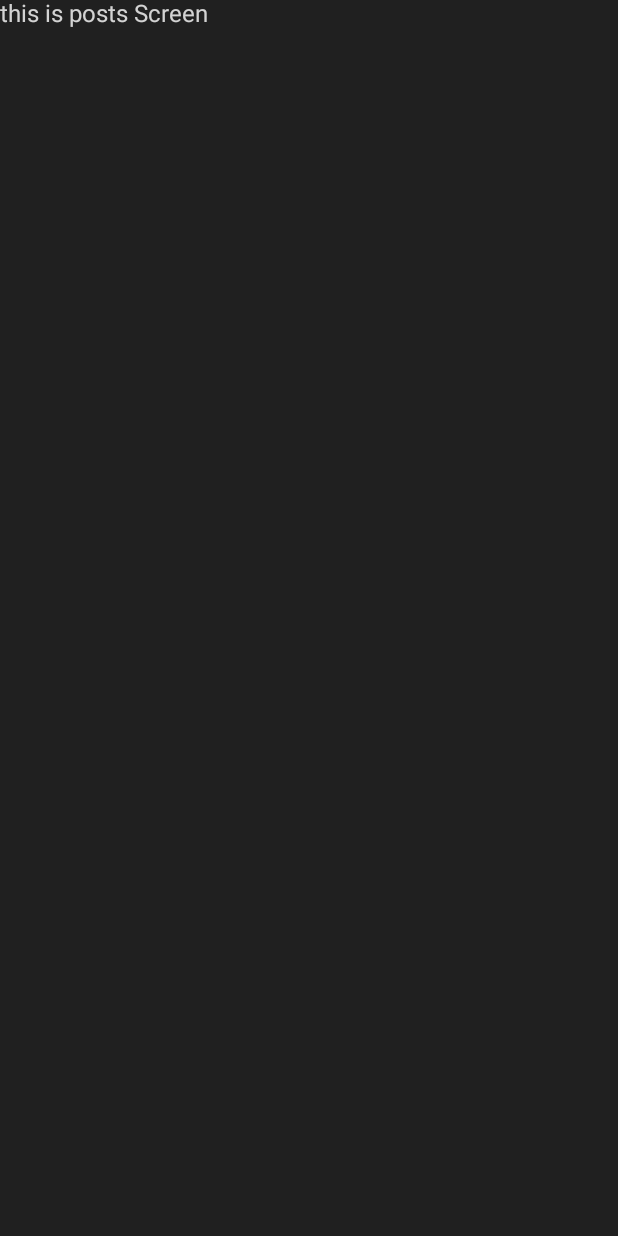
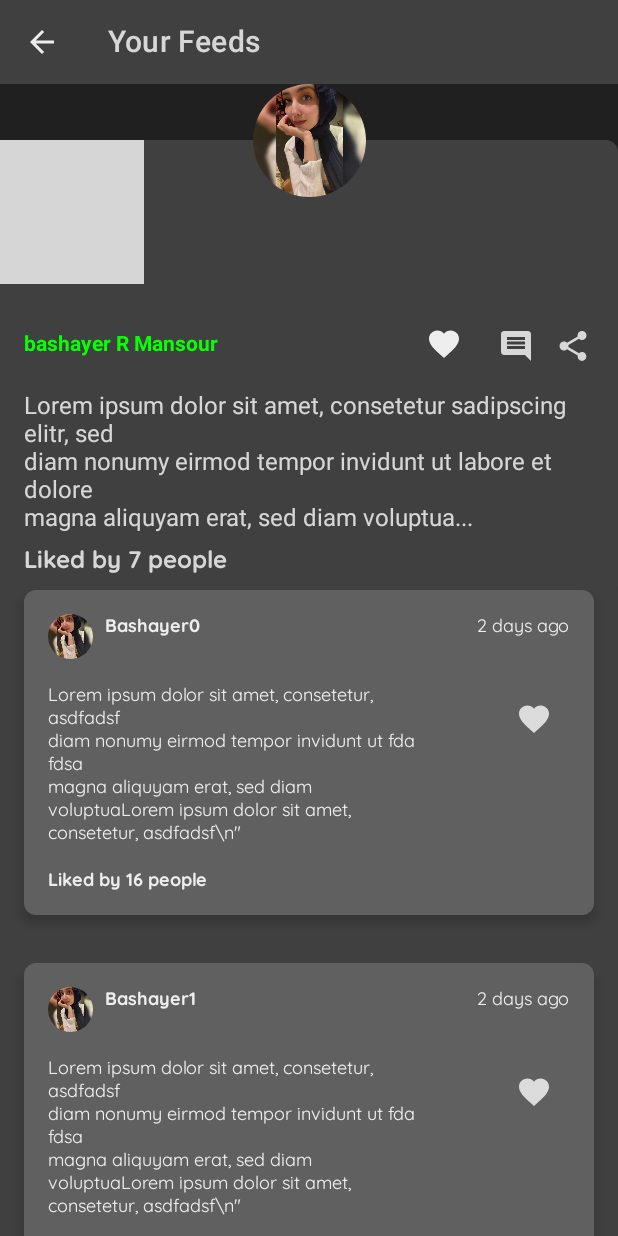
Before and after one commit to bashayerreda/SocialMediaApp, an Android app built with Jetpack Compose: the PostDetailsScreen screen opened through its navigation route, on a phone screen of 412 x 824 dp. Before the commit the screen is almost empty. Run offline under Robolectric (Android 15) with nearby library versions, the phone set to English and light mode, and no system bars; our stand-ins replace Dagger/Hilt's generated code, accompanist; grey boxes are pictures that could not be loaded.

Commit message:
finish post details design

```diff
--- a/app/src/main/java/com/example/socialmedia/MainActivity.kt
+++ b/app/src/main/java/com/example/socialmedia/MainActivity.kt
@@ -45,7 +45,7 @@ class MainActivity : ComponentActivity() {
                             Screens.ProfileScreen.route,
                         ),
                         modifier = Modifier.fillMaxSize(), content = {}, floatingOnClick = {
-                            navController.navigate(Screens.PostDetailsScreen.route)
+                            navController.navigate(Screens.CreatePostScreen.route)
                         })
                    navigation(navController = navController)
                     }
--- /dev/null
+++ b/app/src/main/java/com/example/socialmedia/domain/models/Comments.kt
@@ -0,0 +1,14 @@
+package com.example.socialmedia.domain.models
+
+import java.util.*
+
+data class Comments(val commentId : Int? = -1,
+                    val profileImage : String? = "",
+                    val userName : String? =  "",
+                    val timestamp: Long = System.currentTimeMillis(),
+                    var likesCount : Int = 16,
+                    val isLiked : Boolean = false,
+                    val comment : String? = "",
+
+
+                    )
--- /dev/null
+++ b/app/src/main/java/com/example/socialmedia/presentation/ui/postdetailsscreen/PostDetailsScreen.kt
@@ -0,0 +1,25 @@
+package com.example.socialmedia.presentation.ui.postdetailsscreen
+
+import androidx.compose.foundation.layout.Column
+import androidx.compose.foundation.layout.fillMaxSize
+import androidx.compose.material.Text
+import androidx.compose.runtime.Composable
+import androidx.compose.ui.Modifier
+import androidx.navigation.NavController
+import com.example.socialmedia.domain.models.Comments
+import com.example.socialmedia.domain.models.Post
+import com.example.socialmedia.presentation.util.sharedcomposables.StandardToolBar
+
+@Composable
+fun PostDetailsScreen(post: Post,navController: NavController) {
+    Column(modifier = Modifier.fillMaxSize()) {
+        StandardToolBar(
+            navController = navController, modifier = Modifier,
+            title = { Text(text = "Your Feeds") },
+            showBackArrow = true
+        )
+        detailsPosts(post = post)
+
+
+    }
+}
--- /dev/null
+++ b/app/src/main/java/com/example/socialmedia/presentation/ui/postdetailsscreen/detailsPosts.kt
@@ -0,0 +1,224 @@
+package com.example.socialmedia.presentation.ui.postdetailsscreen
+
+import android.graphics.Paint
+import androidx.compose.foundation.Image
+import androidx.compose.foundation.background
+import androidx.compose.foundation.clickable
+import androidx.compose.foundation.layout.*
+import androidx.compose.foundation.lazy.LazyColumn
+import androidx.compose.foundation.lazy.items
+import androidx.compose.foundation.shape.CircleShape
+import androidx.compose.material.*
+import androidx.compose.material.icons.Icons
+import androidx.compose.material.icons.filled.Favorite
+import androidx.compose.runtime.Composable
+import androidx.compose.ui.Alignment
+import androidx.compose.ui.Modifier
+import androidx.compose.ui.draw.clip
+import androidx.compose.ui.draw.shadow
+import androidx.compose.ui.graphics.vector.ImageVector
+import androidx.compose.ui.platform.LocalContext
+import androidx.compose.ui.res.painterResource
+import androidx.compose.ui.res.stringResource
+import androidx.compose.ui.text.SpanStyle
+import androidx.compose.ui.text.buildAnnotatedString
+import androidx.compose.ui.text.font.FontWeight
+import androidx.compose.ui.text.style.TextOverflow
+import androidx.compose.ui.text.withStyle
+import androidx.compose.ui.unit.dp
+import androidx.compose.ui.unit.sp
+import com.example.socialmedia.R
+import com.example.socialmedia.domain.models.Comments
+import com.example.socialmedia.domain.models.Post
+import com.example.socialmedia.presentation.ui.theme.*
+import com.example.socialmedia.presentation.util.Constants
+import com.example.socialmedia.presentation.util.sharedcomposables.ActionRow
+
+@Composable
+fun detailsPosts(
+    post: Post,
+    modifier: Modifier = Modifier,
+    showProfileImage: Boolean = true,
+    onPostsClicked :() -> Unit = {}
+) {
+    LazyColumn(modifier = Modifier
+        .fillMaxSize()
+        .background(MaterialTheme.colors.surface)) {
+        item {
+            //first column only for change background color because of its similar as toolbar color
+             Column(modifier = Modifier
+                 .fillMaxWidth()
+                 .background(MaterialTheme.colors.background)) {
+
+                 Box(
+                     modifier = modifier
+                         .fillMaxSize()
+
+
+                 ) {
+                     Column(
+                         modifier = Modifier
+                             .fillMaxSize()
+                             .offset(
+                                 y = if (showProfileImage) {
+                                     ProfilePictureSizeMedium / 2f
+                                 } else 0.dp
+                             )
+                             .clip(MaterialTheme.shapes.medium)
+                             .shadow(5.dp)
+                             .background(MediumGray)
+                             .clickable {
+                                 onPostsClicked()
+                             }
+
+                     ) {
+                         Image(
+                             painterResource(id = R.drawable.kermit),
+                             contentDescription = Constants.POSTS_COVER_PHOTO,
+
+                             )
+                         Column(
+                             modifier = Modifier
+                                 .fillMaxWidth()
+                                 .padding(mediumSpace)
+                         ) {
+                             if (post.userName != null) {
+                                 ActionRow(username = post.userName,
+                                     modifier = Modifier.fillMaxWidth(),
+                                     likeButtonClicked = {
+
+                                     },
+                                     commentClicked = {
+
+                                     },
+                                     shareClicked = {
+
+                                     },
+                                     onUsernameClick = { userName ->
+
+                                     })
+                             }
+                             Spacer(modifier = Modifier.height(smallSpace))
+                             post.description?.let {
+                                 Text(
+                                     text = it
+                                 )
+                             }
+                             Spacer(modifier = Modifier.height(smallSpace))
+                             Row(
+                                 modifier = Modifier.fillMaxWidth(),
+                                 horizontalArrangement = Arrangement.SpaceBetween
+                             ) {
+                                 Text(
+                                     text = stringResource(
+                                         id = R.string.likedbyxpeople,
+                                         post.likesCount!!
+                                     ),
+                                     fontWeight = FontWeight.Bold,
+                                     fontSize = 16.sp,
+                                     style = MaterialTheme.typography.h2
+                                 )
+
+
+                             }
+                         }
+                     }
+
+
+                     Image(
+                         painterResource(id = R.drawable.bashayer),
+                         contentDescription = Constants.PROFILE_PIC_FOR_POSTS,
+                         modifier = Modifier
+                             .size(ProfilePictureSizeMedium)
+                             .clip(CircleShape)
+                             .align(alignment = Alignment.TopCenter)
+
+                     )
+                 }
+             }
+            Spacer(modifier = Modifier.height(mediumSpace))
+        }
+
+        items(20) {
+            CommentsCard(
+                comments = Comments(
+
+                    userName = "Bashayer$it",
+                    comment = "Lorem ipsum dolor sit amet, consetetur, asdfadsf\n" +
+                            "diam nonumy eirmod tempor invidunt ut fda fdsa\n" +
+                            "magna aliquyam erat, sed diam voluptua" +
+                            "Lorem ipsum dolor sit amet, consetetur, asdfadsf\\n\"",
+                ), modifier = modifier.padding(mediumSpace)
+            )
+        }
+
+    }
+ }
+
+
+
+
+@Composable
+fun CommentsCard(modifier: Modifier = Modifier ,comments: Comments, onLikeClicked :(Boolean) -> Unit = {}){
+    Card(  modifier = modifier.fillMaxWidth(),
+        elevation = 5.dp,
+        shape = MaterialTheme.shapes.medium,
+        backgroundColor = MaterialTheme.colors.onSurface,) {
+        Column(modifier = Modifier
+            .fillMaxWidth()
+            .padding(mediumSpace)
+         ){
+        Row(
+            modifier = Modifier
+                .fillMaxWidth(),
+            horizontalArrangement = Arrangement.SpaceBetween
+        ) { Row()
+            {
+                Image(
+                    painter = painterResource(id = R.drawable.bashayer),
+                     //comments.imageurl
+                    contentDescription = null,
+                    modifier = Modifier
+                        .clip(CircleShape)
+                        .size(ProfilePictureSizeExtraSmall)
+                )
+                Spacer(modifier = Modifier.width(smallSpace))
+                Text(
+                    text = comments.userName!!,
+                    fontWeight = FontWeight.Bold,
+                    style = MaterialTheme.typography.body2,
+                    color = MaterialTheme.colors.onBackground
+                )
+            }
+            Text(
+                text = //comments.timestamp.toString(),
+                       "2 days ago",
+                style = MaterialTheme.typography.body2
+            )
+        }
+            Spacer(modifier = Modifier.height(mediumSpace))
+            Row(
+                modifier = Modifier.fillMaxWidth(),
+            ) {
+         Text(text = comments.comment!! , style = MaterialTheme.typography.body2,  modifier = Modifier.weight(9f))
+                Spacer(modifier = modifier.width(mediumSpace))
+               IconButton(onClick = { onLikeClicked(comments.isLiked)}) {
+                   Icon(imageVector = Icons.Default.Favorite,
+                       contentDescription = if (comments.isLiked) {
+                           stringResource(id = R.string.unlike)
+                       } else stringResource(id = R.string.liked))
+               }
+
+            }
+            Spacer(modifier = Modifier.height(mediumSpace))
+            Text(
+                text = stringResource(id = R.string.likedbyxpeople, comments.likesCount),
+                fontWeight = FontWeight.Bold,
+                style = MaterialTheme.typography.body2,
+                color = MaterialTheme.colors.onBackground
+            )
+
+        }
+    }
+
+}
--- a/app/src/main/java/com/example/socialmedia/presentation/ui/postsfeeds/Feeds.kt
+++ b/app/src/main/java/com/example/socialmedia/presentation/ui/postsfeeds/Feeds.kt
@@ -21,7 +21,7 @@ fun Feeds(navController: NavController){
     Column(Modifier.fillMaxWidth()) {
         StandardToolBar(navController = navController, title = {
             Text(text = "Your Feeds")
-        }, modifier = Modifier, showBackArrow = true, navAction = {
+        }, modifier = Modifier, showBackArrow = false, navAction = {
             IconButton(onClick = {
                 navController.navigate(Screens.PostDetailsScreen.route)
             }) {
@@ -45,7 +45,7 @@ fun Feeds(navController: NavController){
                 imageUrl = ""
             ),
             onPostsClicked = {
-
+                 navController.navigate(Screens.PostDetailsScreen.route)
             }
         )
     }
--- a/app/src/main/java/com/example/socialmedia/presentation/ui/postsfeeds/Posts.kt
+++ b/app/src/main/java/com/example/socialmedia/presentation/ui/postsfeeds/Posts.kt
@@ -2,6 +2,7 @@ package com.example.socialmedia.presentation.ui.postsfeeds
 
 import androidx.compose.foundation.Image
 import androidx.compose.foundation.background
+import androidx.compose.foundation.clickable
 import androidx.compose.foundation.layout.*
 import androidx.compose.foundation.shape.CircleShape
 import androidx.compose.material.MaterialTheme
@@ -50,6 +51,9 @@ fun Posts(
                 .clip(MaterialTheme.shapes.medium)
                 .shadow(5.dp)
                 .background(MediumGray)
+                .clickable {
+                    onPostsClicked()
+                }
 
         ) {
             Image(
--- a/app/src/main/java/com/example/socialmedia/presentation/ui/theme/Type.kt
+++ b/app/src/main/java/com/example/socialmedia/presentation/ui/theme/Type.kt
@@ -37,7 +37,8 @@ val Typography = Typography(
     body2 = TextStyle(
         fontFamily = quickSandFont,
         fontWeight = FontWeight.Normal,
-        fontSize = 12.sp
+        fontSize = 12.sp,
+        color = TextWhite
     )
 
     /* Other default text styles to override
--- a/app/src/main/java/com/example/socialmedia/presentation/util/navigation.kt
+++ b/app/src/main/java/com/example/socialmedia/presentation/util/navigation.kt
@@ -9,11 +9,13 @@ import androidx.navigation.compose.composable
 import com.example.socialmedia.ActivityScreen
 import com.example.socialmedia.Messages
 import com.example.socialmedia.Profile
+import com.example.socialmedia.domain.models.Post
+import com.example.socialmedia.presentation.ui.postdetailsscreen.PostDetailsScreen
 import com.example.socialmedia.presentation.ui.addpostscreen.AddPostScreen
 import com.example.socialmedia.presentation.ui.registerscreen.registerScreen
 import com.example.socialmedia.presentation.ui.loginscreen.logInScreen
-import com.example.socialmedia.presentation.ui.addpostscreen.AddPostScreen
 import com.example.socialmedia.presentation.ui.postsfeeds.Feeds
+import com.example.socialmedia.presentation.ui.postsfeeds.Posts
 import com.example.socialmedia.presentation.ui.splashscreen.splashScreen
 
 @Composable
@@ -43,9 +45,23 @@ fun navigation(navController: NavHostController) {
         composable(Screens.ProfileScreen.route) {
             Profile(navController = navController)
         }
-        composable(Screens.PostDetailsScreen.route) {
+        composable(Screens.CreatePostScreen.route) {
             AddPostScreen(navController = navController)
         }
+        composable(Screens.PostDetailsScreen.route) {
+          PostDetailsScreen(navController = navController, post = Post(
+
+                  userName = "bashayer R Mansour",
+                  description = "Lorem ipsum dolor sit amet, consetetur sadipscing elitr, sed\n" +
+                          "diam nonumy eirmod tempor invidunt ut labore et dolore \n" +
+                          "magna aliquyam erat, sed diam voluptua...",
+                  likesCount = 7,
+                  commentsCount = 5,
+                  profilePictureUrl = "",
+                  imageUrl = ""
+          ))
+        }
+
 
 
 
```
